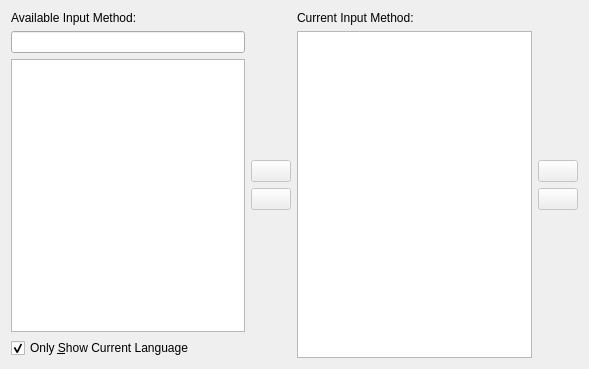
fcitx/fcitx5-configtool, file src/FcitxIMPage.ui: the form before one commit.
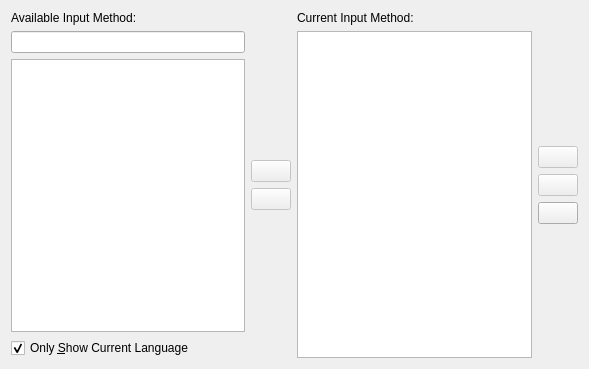
The form after the commit. Custom widgets are drawn as their Qt base class.

```diff
--- a/src/FcitxIMPage.ui
+++ b/src/FcitxIMPage.ui
@@ -131,6 +131,9 @@
        </property>
       </widget>
      </item>
+     <item>
+      <widget class="KPushButton" name="configureButton"/>
+     </item>
      <item>
       <spacer name="verticalSpacer_4">
        <property name="orientation">
```
